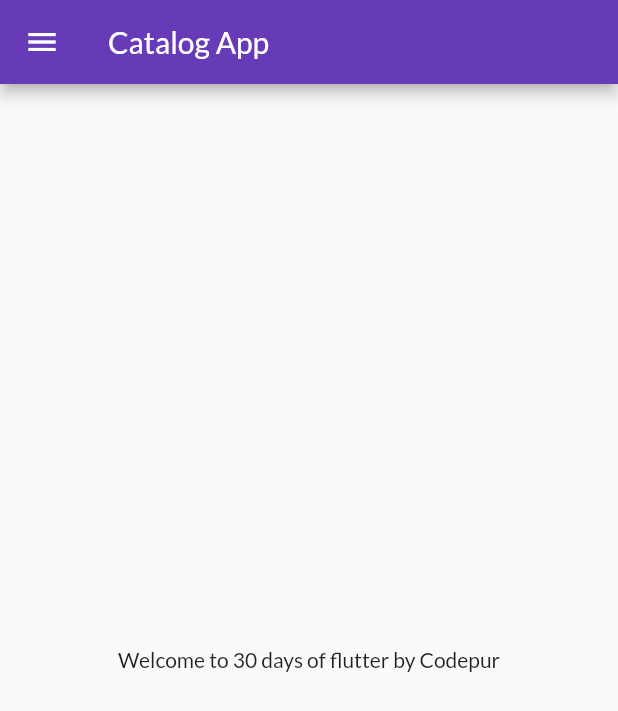
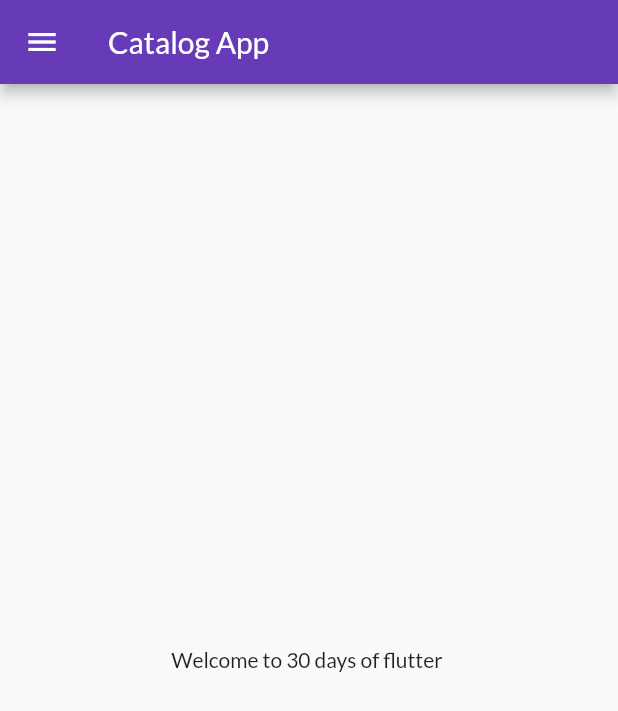
Before and after one commit to saipavansiripuram/30DaysofFlutter, a Flutter app: the HomePage screen opened by its route, on a phone screen of 412 x 824 dp. Shown: the top 711 px of the screen. Run offline on Flutter 3.47's test engine with Material 2 defaults, Android fonts, the phone set to English and light mode, and no system bars; our stand-ins replace google_fonts.

Commit message:
Day-5 Completed

```diff
--- a/lib/pages/home_page.dart
+++ b/lib/pages/home_page.dart
@@ -1,8 +1,10 @@
+// ignore_for_file: use_key_in_widget_constructors
+
 import 'package:flutter/material.dart';
 
 class HomePage extends StatelessWidget {
   final int days = 30;
-  final String name = "Codepur";
+
   @override
   Widget build(BuildContext context) {
     return Scaffold(
@@ -11,7 +13,7 @@ class HomePage extends StatelessWidget {
       ),
       body: Center(
         child: Container(
-          child: Text("Welcome to $days days of flutter by $name"),
+          child: Text("Welcome to $days days of flutter "),
         ),
       ),
       drawer: Drawer(),
```
